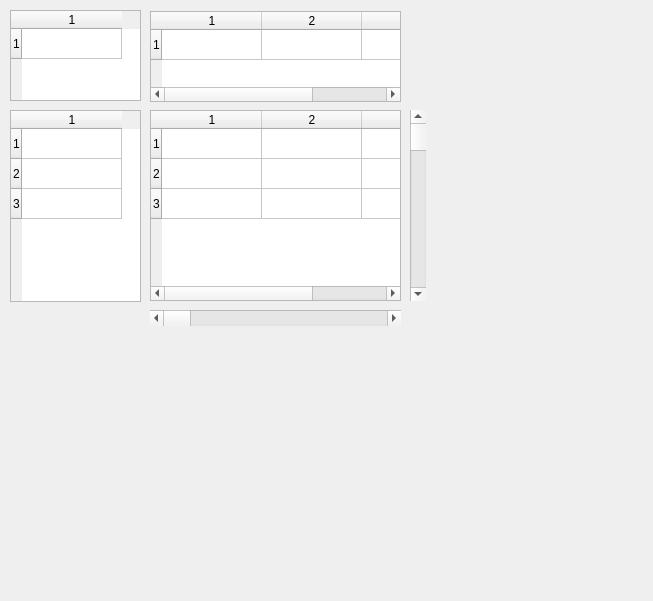
Arankir/AraSteamManager, file AraSteamManager/subform/formtablesheaders.ui: the form before one commit.
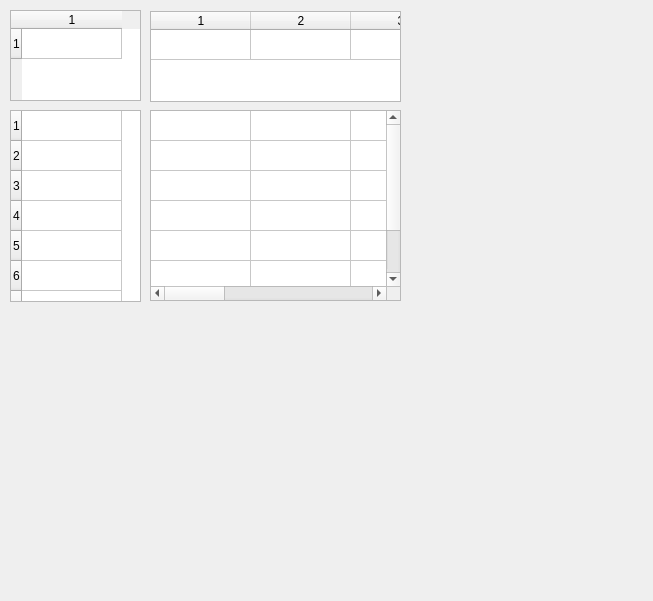
The form after the commit.

What changed in the file:
```diff
--- a/AraSteamManager/subform/formtablesheaders.ui
+++ b/AraSteamManager/subform/formtablesheaders.ui
@@ -40,16 +40,26 @@
      <height>91</height>
     </rect>
    </property>
+   <property name="horizontalScrollBarPolicy">
+    <enum>Qt::ScrollBarAlwaysOff</enum>
+   </property>
    <property name="rowCount">
     <number>1</number>
    </property>
    <property name="columnCount">
-    <number>3</number>
+    <number>7</number>
    </property>
+   <attribute name="verticalHeaderVisible">
+    <bool>false</bool>
+   </attribute>
    <row/>
    <column/>
    <column/>
    <column/>
+   <column/>
+   <column/>
+   <column/>
+   <column/>
   </widget>
   <widget class="QTableWidget" name="TableWidgetVerticalHeader">
    <property name="geometry">
@@ -60,12 +70,22 @@
      <height>192</height>
     </rect>
    </property>
+   <property name="verticalScrollBarPolicy">
+    <enum>Qt::ScrollBarAlwaysOff</enum>
+   </property>
    <property name="rowCount">
-    <number>3</number>
+    <number>7</number>
    </property>
    <property name="columnCount">
     <number>1</number>
    </property>
+   <attribute name="horizontalHeaderVisible">
+    <bool>false</bool>
+   </attribute>
+   <row/>
+   <row/>
+   <row/>
+   <row/>
    <row/>
    <row/>
    <row/>
@@ -81,43 +101,31 @@
     </rect>
    </property>
    <property name="rowCount">
-    <number>3</number>
+    <number>7</number>
    </property>
    <property name="columnCount">
-    <number>3</number>
+    <number>7</number>
    </property>
+   <attribute name="horizontalHeaderVisible">
+    <bool>false</bool>
+   </attribute>
+   <attribute name="verticalHeaderVisible">
+    <bool>false</bool>
+   </attribute>
    <row/>
    <row/>
    <row/>
+   <row/>
+   <row/>
+   <row/>
+   <row/>
    <column/>
    <column/>
    <column/>
-  </widget>
-  <widget class="QScrollBar" name="horizontalScrollBar">
-   <property name="geometry">
-    <rect>
-     <x>150</x>
-     <y>310</y>
-     <width>251</width>
-     <height>16</height>
-    </rect>
-   </property>
-   <property name="orientation">
-    <enum>Qt::Horizontal</enum>
-   </property>
-  </widget>
-  <widget class="QScrollBar" name="verticalScrollBar">
-   <property name="geometry">
-    <rect>
-     <x>410</x>
-     <y>110</y>
-     <width>16</width>
-     <height>191</height>
-    </rect>
-   </property>
-   <property name="orientation">
-    <enum>Qt::Vertical</enum>
-   </property>
+   <column/>
+   <column/>
+   <column/>
+   <column/>
   </widget>
  </widget>
  <resources/>
```
Left out of the diff: 6 changed lines with no effect on the pictures.
